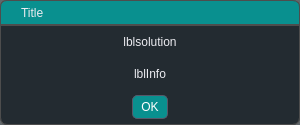
First picture: the form in mailabl-qgis/widgets/InfoMessages.ui, repository TuloliKalver/mailabl-qgis, before the edit.
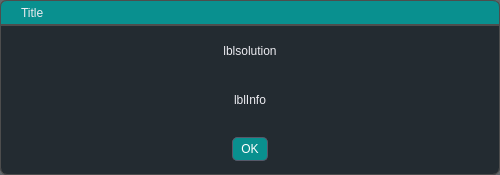
Second picture: the form after the edit.

The edit to the form file:
```diff
--- a/mailabl-qgis/widgets/InfoMessages.ui
+++ b/mailabl-qgis/widgets/InfoMessages.ui
@@ -6,8 +6,8 @@
    <rect>
     <x>0</x>
     <y>0</y>
-    <width>300</width>
-    <height>125</height>
+    <width>500</width>
+    <height>175</height>
    </rect>
   </property>
   <property name="minimumSize">
```
